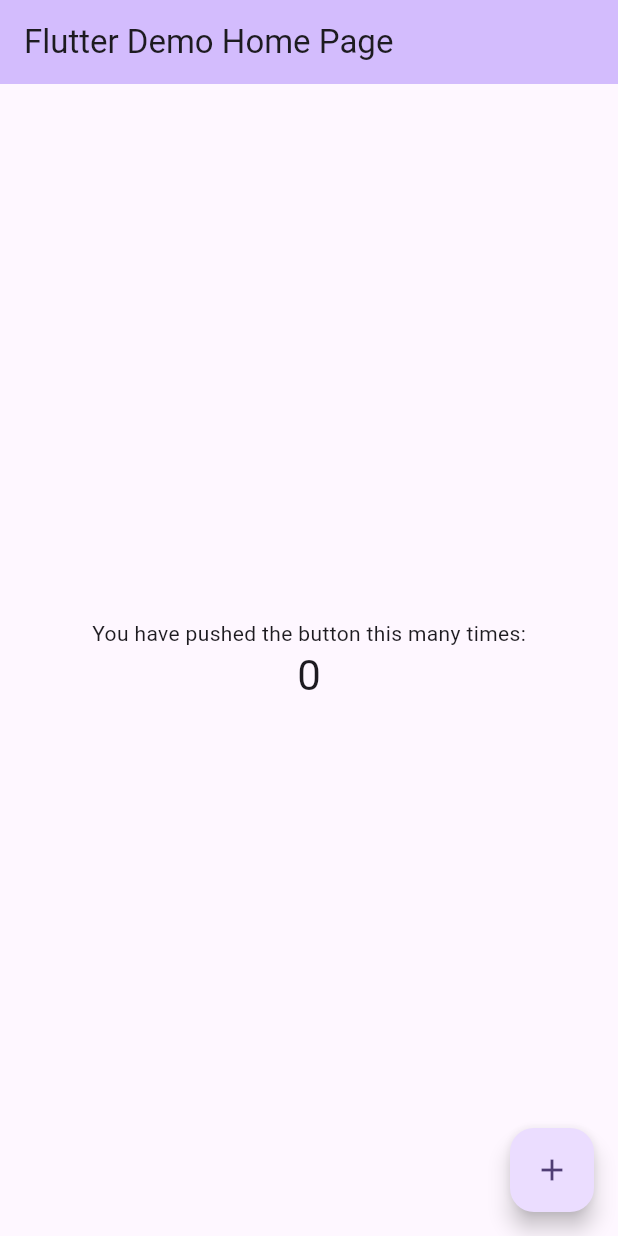
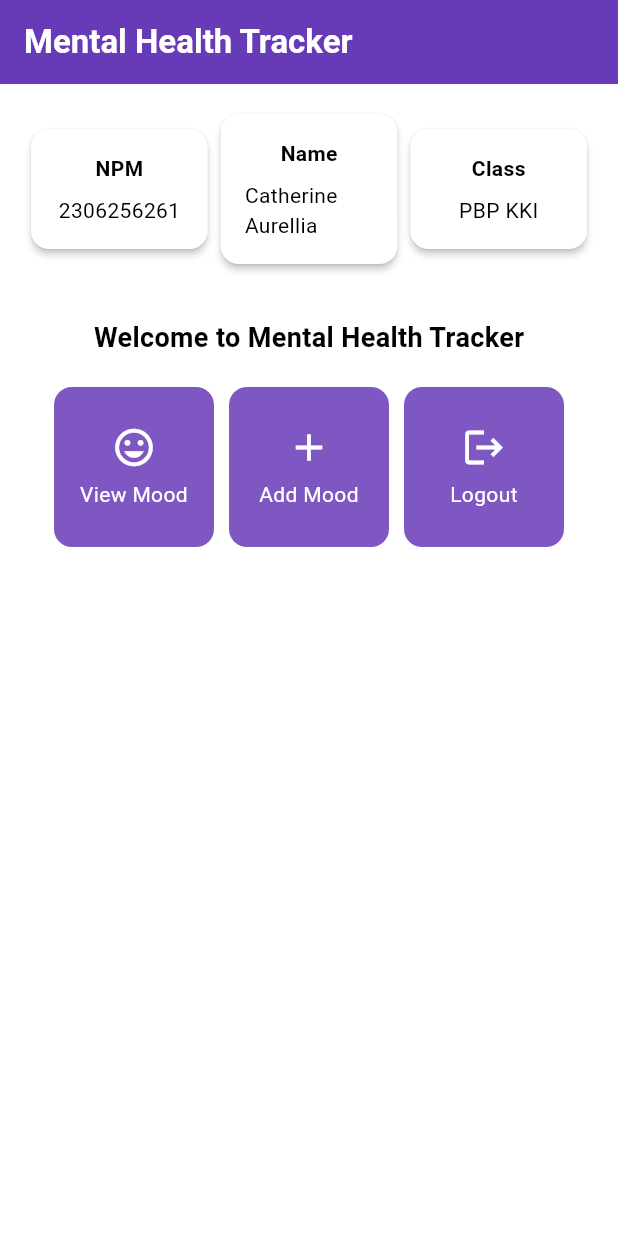
Before and after one commit to neaurellia/mental-health-tracker-mobile, a Flutter app: the screen it shows after launch, on a phone screen of 412 x 824 dp. Run offline on Flutter 3.47's test engine with Material 3 defaults, Android fonts, the phone set to English and light mode, and no system bars.

Commit message:
TUTORIAL 6 DONE

```diff
--- a/lib/main.dart
+++ b/lib/main.dart
@@ -1,4 +1,5 @@
 import 'package:flutter/material.dart';
+import 'package:mental_health_tracker/menu.dart';
 
 void main() {
   runApp(const MyApp());
@@ -28,98 +29,11 @@
         //
         // This works for code too, not just values: Most code changes can be
         // tested with just a hot reload.
-        colorScheme: ColorScheme.fromSeed(seedColor: Colors.deepPurple),
-        useMaterial3: true,
+        colorScheme: ColorScheme.fromSwatch(
+              primarySwatch: Colors.deepPurple,
+        ).copyWith(secondary: Colors.deepPurple[400]),        useMaterial3: true,
       ),
-      home: const MyHomePage(title: 'Flutter Demo Home Page'),
+      home: MyHomePage(),
     );
   }
 }
-
-class MyHomePage extends StatefulWidget {
-  const MyHomePage({super.key, required this.title});
-
-  // This widget is the home page of your application. It is stateful, meaning
-  // that it has a State object (defined below) that contains fields that affect
-  // how it looks.
-
-  // This class is the configuration for the state. It holds the values (in this
-  // case the title) provided by the parent (in this case the App widget) and
-  // used by the build method of the State. Fields in a Widget subclass are
-  // always marked "final".
-
-  final String title;
-
-  @override
-  State<MyHomePage> createState() => _MyHomePageState();
-}
-
-class _MyHomePageState extends State<MyHomePage> {
-  int _counter = 0;
-
-  void _incrementCounter() {
-    setState(() {
-      // This call to setState tells the Flutter framework that something has
-      // changed in this State, which causes it to rerun the build method below
-      // so that the display can reflect the updated values. If we changed
-      // _counter without calling setState(), then the build method would not be
-      // called again, and so nothing would appear to happen.
-      _counter++;
-    });
-  }
-
-  @override
-  Widget build(BuildContext context) {
-    // This method is rerun every time setState is called, for instance as done
-    // by the _incrementCounter method above.
-    //
-    // The Flutter framework has been optimized to make rerunning build methods
-    // fast, so that you can just rebuild anything that needs updating rather
-    // than having to individually change instances of widgets.
-    return Scaffold(
-      appBar: AppBar(
-        // TRY THIS: Try changing the color here to a specific color (to
-        // Colors.amber, perhaps?) and trigger a hot reload to see the AppBar
-        // change color while the other colors stay the same.
-        backgroundColor: Theme.of(context).colorScheme.inversePrimary,
-        // Here we take the value from the MyHomePage object that was created by
-        // the App.build method, and use it to set our appbar title.
-        title: Text(widget.title),
-      ),
-      body: Center(
-        // Center is a layout widget. It takes a single child and positions it
-        // in the middle of the parent.
-        child: Column(
-          // Column is also a layout widget. It takes a list of children and
-          // arranges them vertically. By default, it sizes itself to fit its
-          // children horizontally, and tries to be as tall as its parent.
-          //
-          // Column has various properties to control how it sizes itself and
-          // how it positions its children. Here we use mainAxisAlignment to
-          // center the children vertically; the main axis here is the vertical
-          // axis because Columns are vertical (the cross axis would be
-          // horizontal).
-          //
-          // TRY THIS: Invoke "debug painting" (choose the "Toggle Debug Paint"
-          // action in the IDE, or press "p" in the console), to see the
-          // wireframe for each widget.
-          mainAxisAlignment: MainAxisAlignment.center,
-          children: <Widget>[
-            const Text(
-              'You have pushed the button this many times:',
-            ),
-            Text(
-              '$_counter',
-              style: Theme.of(context).textTheme.headlineMedium,
-            ),
-          ],
-        ),
-      ),
-      floatingActionButton: FloatingActionButton(
-        onPressed: _incrementCounter,
-        tooltip: 'Increment',
-        child: const Icon(Icons.add),
-      ), // This trailing comma makes auto-formatting nicer for build methods.
-    );
-  }
-}
--- /dev/null
+++ b/lib/menu.dart
@@ -0,0 +1,187 @@
+import 'package:flutter/material.dart';
+
+class MyHomePage extends StatelessWidget {
+  final String npm = '2306256261'; // NPM
+  final String name = 'Catherine Aurellia'; // Name
+  final String className = 'PBP KKI'; // Class
+  MyHomePage({super.key});
+
+  final List<ItemHomepage> items = [
+         ItemHomepage("View Mood", Icons.mood),
+         ItemHomepage("Add Mood", Icons.add),
+         ItemHomepage("Logout", Icons.logout),
+     ];
+
+  @override
+  Widget build(BuildContext context) {
+    // Scaffold provides the basic structure of the page with the AppBar and body.
+    return Scaffold(
+      // AppBar is the top part of the page that displays the title.
+      appBar: AppBar(
+        // The title of the application "Mental Health Tracker" with white text and bold font.
+        title: const Text(
+          'Mental Health Tracker',
+          style: TextStyle(
+            color: Colors.white,
+            fontWeight: FontWeight.bold,
+          ),
+        ),
+        // The background color of the AppBar is obtained from the application theme color scheme.
+        backgroundColor: Theme.of(context).colorScheme.primary,
+      ),
+      // Body of the page with paddings around it.
+      body: Padding(
+        padding: const EdgeInsets.all(16.0),
+        // Place the widget vertically in a column.
+        child: Column(
+          crossAxisAlignment: CrossAxisAlignment.center,
+          children: [
+            // Row to display 3 InfoCard horizontally.
+            Row(
+              mainAxisAlignment: MainAxisAlignment.spaceEvenly,
+              children: [
+                InfoCard(title: 'NPM', content: npm),
+                InfoCard(title: 'Name', content: name),
+                InfoCard(title: 'Class', content: className),
+              ],
+            ),
+
+            // Give a vertical space of 16 units.
+            const SizedBox(height: 16.0),
+
+            // Place the following widget in the center of the page.
+            Center(
+              child: Column(
+                // Place the text and grid item vertically.
+
+                children: [
+                  // Display the welcome message with bold font and size 18.
+                  const Padding(
+                    padding: EdgeInsets.only(top: 16.0),
+                    child: Text(
+                      'Welcome to Mental Health Tracker',
+                      style: TextStyle(
+                        fontWeight: FontWeight.bold,
+                        fontSize: 18.0,
+                      ),
+                    ),
+                  ),
+
+                  // Grid to display ItemCard in a 3 column grid.
+                  GridView.count(
+                    primary: true,
+                    padding: const EdgeInsets.all(20),
+                    crossAxisSpacing: 10,
+                    mainAxisSpacing: 10,
+                    crossAxisCount: 3,
+                    // To ensure that the grid fits its height.
+                    shrinkWrap: true,
+
+                    // Display ItemCard for each item in the items list.
+                    children: items.map((ItemHomepage item) {
+                      return ItemCard(item);
+                    }).toList(),
+                  ),
+                ],
+              ),
+            ),
+          ],
+        ),
+      ),
+    );
+  }
+}
+
+class InfoCard extends StatelessWidget {
+  // Card information that displays the title and content.
+
+  final String title;  // Card title.
+  final String content;  // Card content.
+
+  const InfoCard({super.key, required this.title, required this.content});
+
+  @override
+  Widget build(BuildContext context) {
+    return Card(
+      // Create a card box with a shadow.
+      elevation: 2.0,
+      child: Container(
+        // Set the size and spacing within the card.
+        width: MediaQuery.of(context).size.width / 3.5, // Adjust with the width of the device used.
+        padding: const EdgeInsets.all(16.0),
+        // Place the title and content vertically.
+        child: Column(
+          children: [
+            Text(
+              title,
+              style: const TextStyle(fontWeight: FontWeight.bold),
+            ),
+            const SizedBox(height: 8.0),
+            Text(content),
+          ],
+        ),
+      ),
+    );
+  }
+}
+
+class ItemCard extends StatelessWidget {
+  // Display the card with an icon and name.
+
+  final ItemHomepage item;
+
+  const ItemCard(this.item, {super.key});
+
+  @override
+  Widget build(BuildContext context) {
+    return Material(
+      // Specify the background color of the application theme.
+      color: Theme.of(context).colorScheme.secondary,
+      // Round the card border.
+      borderRadius: BorderRadius.circular(12),
+
+      child: InkWell(
+        // Action when the card is pressed.
+        onTap: () {
+          // Display the SnackBar message when the card is pressed.
+          ScaffoldMessenger.of(context)
+            ..hideCurrentSnackBar()
+            ..showSnackBar(
+              SnackBar(content: Text("You have pressed the ${item.name} button!"))
+            );
+        },
+        // Container to store the Icon and Text
+        child: Container(
+          padding: const EdgeInsets.all(8),
+          child: Center(
+            child: Column(
+              // Place the Icon and Text in the center of the card.
+              mainAxisAlignment: MainAxisAlignment.center,
+              children: [
+                Icon(
+                  item.icon,
+                  color: Colors.white,
+                  size: 30.0,
+                ),
+                const Padding(padding: EdgeInsets.all(3)),
+                Text(
+                  item.name,
+                  textAlign: TextAlign.center,
+                  style: const TextStyle(color: Colors.white),
+                ),
+              ],
+            ),
+          ),
+        ),
+      ),
+    );
+  }
+
+}
+
+class ItemHomepage {
+     final String name;
+     final IconData icon;
+
+     ItemHomepage(this.name, this.icon);
+ }
```
